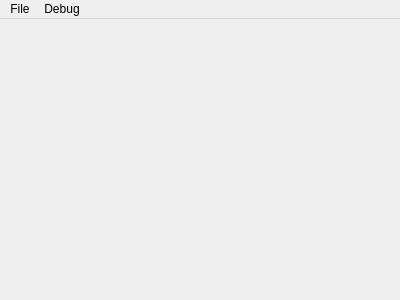
jchallenger1/YaNES, file forms/mainwindow.ui: the form before one commit.
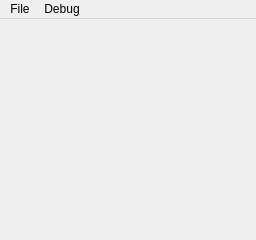
The form after the commit.

Patch:
```diff
--- a/forms/mainwindow.ui
+++ b/forms/mainwindow.ui
@@ -6,8 +6,8 @@
    <rect>
     <x>0</x>
     <y>0</y>
-    <width>400</width>
-    <height>300</height>
+    <width>256</width>
+    <height>240</height>
    </rect>
   </property>
   <property name="windowTitle">
@@ -19,7 +19,7 @@
     <rect>
      <x>0</x>
      <y>0</y>
-     <width>400</width>
+     <width>256</width>
      <height>22</height>
     </rect>
    </property>
```
Left out of the diff: 12 changed lines with no effect on the pictures.
